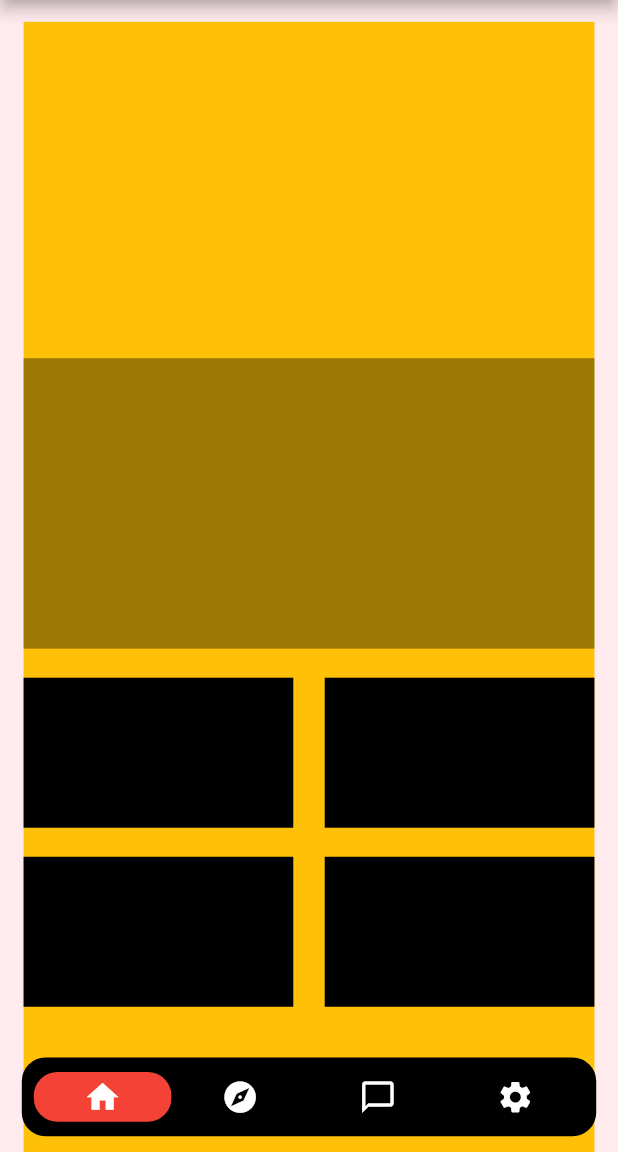
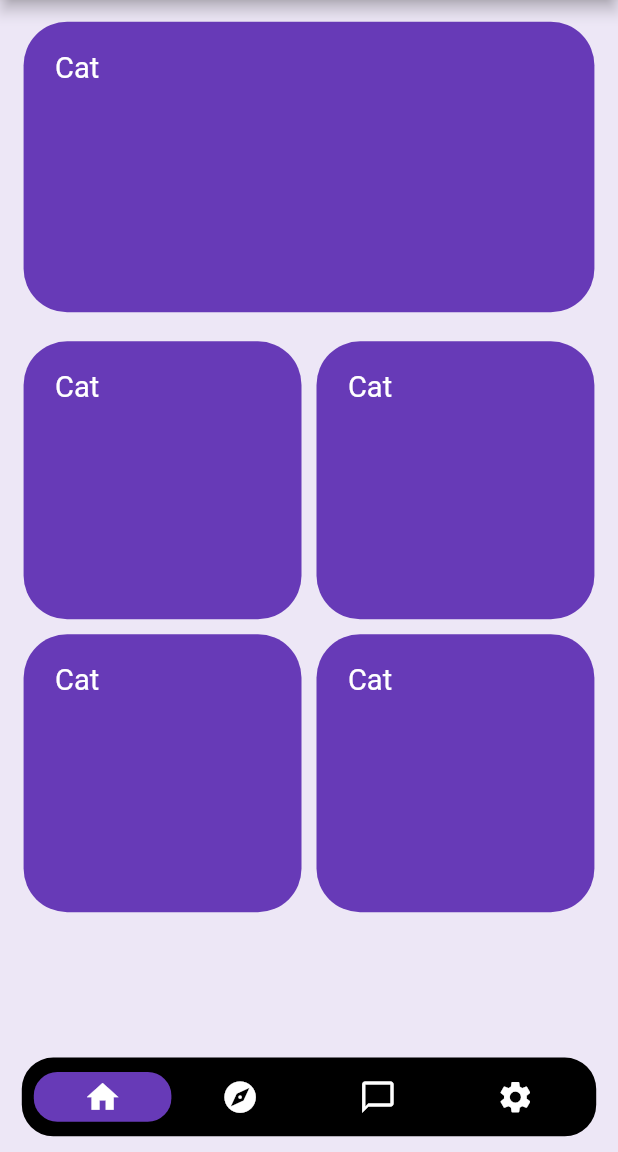
Before and after one commit to motasimfuad/Boycott-Islamophobes, a Flutter app: the screen it shows after launch, on a phone screen of 412 x 824 dp, the part 84-1236 px from its top. Run offline on Flutter 3.47's test engine with Material 2 defaults, Android fonts, the phone set to English and light mode, and no system bars; drawn by our look-alikes of floating_bottom_navigation_bar; our stand-ins replace bloc, equatable, firebase_core, flutter_dotenv, flutter_screenutil; accounts and stored records are empty.

Commit message:
basic ui added on homepage

```diff
--- a/lib/core/constants/colors.dart
+++ b/lib/core/constants/colors.dart
@@ -15,7 +15,7 @@ class KColors {
   static const secondaryLight = Color(0xff383b4e);
   static const secondaryDark = Color(0xff292b38);
 
-  static const primary = Colors.red;
+  static const primary = Colors.deepPurple;
 }
 
 final Map<int, Color> _darkMap = {
--- a/lib/features/bottom_nav.dart
+++ b/lib/features/bottom_nav.dart
@@ -28,7 +28,7 @@ class _BottomNavState extends State<BottomNav> {
       extendBody: true,
       body: screens[currentIndex],
       bottomNavigationBar: FloatingNavbar(
-        borderRadius: 15.w,
+        borderRadius: 20.w,
         itemBorderRadius: 15.w,
         margin: EdgeInsets.symmetric(
           horizontal: 15.h,
--- a/lib/features/home_page.dart
+++ b/lib/features/home_page.dart
@@ -20,115 +20,36 @@ class HomePage extends StatelessWidget {
           top: 15.h,
           left: 15.w,
           right: 15.w,
+          bottom: 15.h,
         ),
-        child: Column(
-          // crossAxisAlignment: CrossAxisAlignment.stretch,
-          // mainAxisSize: MainAxisSize.max,
-          children: [
-            Expanded(
-              child: Container(
-                color: Colors.amber,
         child: Column(
           mainAxisSize: MainAxisSize.max,
           mainAxisAlignment: MainAxisAlignment.end,
           children: [
-                    Container(
+            KCard(
               height: 200.h,
-                      color: Colors.black38,
+              width: double.infinity,
             ),
             SizedBox(
               height: 20.h,
             ),
-                    Column(
-                      children: [
-                        Row(
-                          mainAxisAlignment: MainAxisAlignment.spaceBetween,
-                          children: [
-                            Expanded(
-                              child: Container(
-                                color: Colors.black,
-                                height: 100,
-                                width: double.infinity,
-                                child: const Text('Cat'),
+            Flexible(
+              fit: FlexFit.tight,
+              child: GridView.builder(
+                gridDelegate: const SliverGridDelegateWithFixedCrossAxisCount(
+                  crossAxisCount: 2,
+                  childAspectRatio: 1,
+                  crossAxisSpacing: 10,
+                  mainAxisSpacing: 10,
+                ),
+                itemCount: 4,
+                itemBuilder: (BuildContext context, int index) {
+                  return const KCard();
+                },
               ),
             ),
             SizedBox(
-                              width: 20.w,
-                            ),
-                            Expanded(
-                              child: Container(
-                                color: Colors.black,
-                                height: 100,
-                                width: double.infinity,
-                                child: const Text('Cat'),
-                              ),
-                            )
-                          ],
-                        ),
-                        SizedBox(
-                          height: 20.h,
-                        ),
-                        Row(
-                          mainAxisAlignment: MainAxisAlignment.spaceBetween,
-                          children: [
-                            Expanded(
-                              child: Container(
-                                color: Colors.black,
-                                height: 100,
-                                width: double.infinity,
-                                child: const Text('Cat'),
-                              ),
-                            ),
-                            SizedBox(
-                              width: 20.w,
-                            ),
-                            Expanded(
-                              child: Container(
-                                color: Colors.black,
-                                height: 100,
-                                width: double.infinity,
-                                child: const Text('Cat'),
-                              ),
-                            )
-                          ],
-                        ),
-                      ],
-                    ),
-                    SizedBox(
-                      height: 100.h,
-                    ),
-                    // Flexible(
-                    //   fit: FlexFit.tight,
-                    //   child: Container(
-                    //     color: Colors.blue,
-                    //     child: GridView.builder(
-                    //       physics: const NeverScrollableScrollPhysics(),
-                    //       gridDelegate:
-                    //           const SliverGridDelegateWithFixedCrossAxisCount(
-                    //         crossAxisCount: 2,
-                    //         childAspectRatio: 1,
-                    //         crossAxisSpacing: 10,
-                    //         mainAxisSpacing: 10,
-                    //       ),
-                    //       itemCount: 4,
-                    //       itemBuilder: (BuildContext context, int index) {
-                    //         return Expanded(
-                    //           child: Container(
-                    //             color: Colors.black,
-                    //             height: double.infinity,
-                    //             child: const Text('Cat'),
-                    //           ),
-                    //         );
-                    //       },
-                    //     ),
-                    //   ),
-                    // ),
-                    // SizedBox(
-                    //   height: 100.h,
-                    // ),
-                  ],
-                ),
-              ),
+              height: 70.h,
             ),
           ],
         ),
@@ -136,3 +57,36 @@ class HomePage extends StatelessWidget {
     );
   }
 }
+
+class KCard extends StatelessWidget {
+  final String? title;
+  final double? height;
+  final double? width;
+  const KCard({
+    Key? key,
+    this.title,
+    this.height,
+    this.width,
+  }) : super(key: key);
+
+  @override
+  Widget build(BuildContext context) {
+    return Container(
+      height: height,
+      width: width,
+      padding: EdgeInsets.symmetric(
+        vertical: 20.h,
+        horizontal: 20.w,
+      ),
+      decoration: BoxDecoration(
+        borderRadius: BorderRadius.circular(30.r),
+        color: KColors.primary,
+      ),
+      child: Text('Cat',
+          style: TextStyle(
+            color: Colors.white,
+            fontSize: 20.sp,
+          )),
+    );
+  }
+}
```
Lines whose indentation alone changed are shown as unchanged.
